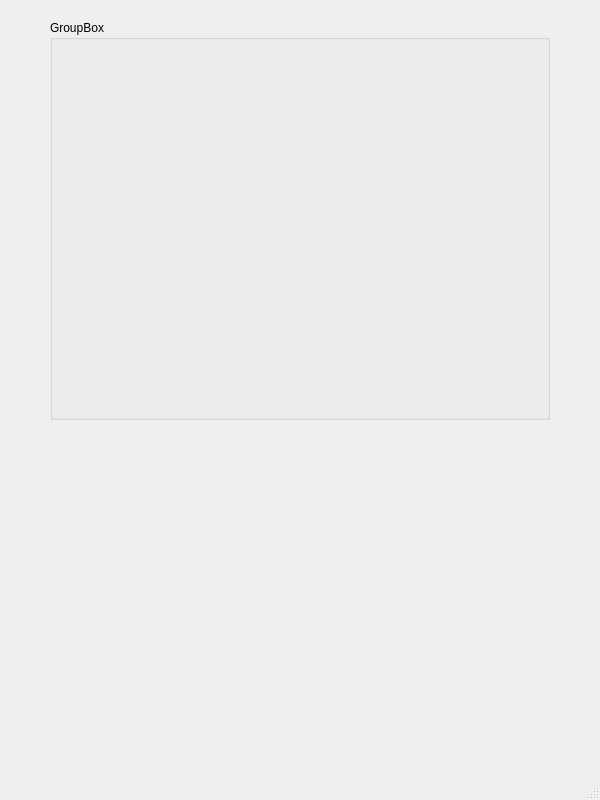
Qt form src/HammerHead/layouts/layoutMain.ui (Dani-Darko/Hammerhead) before a commit.
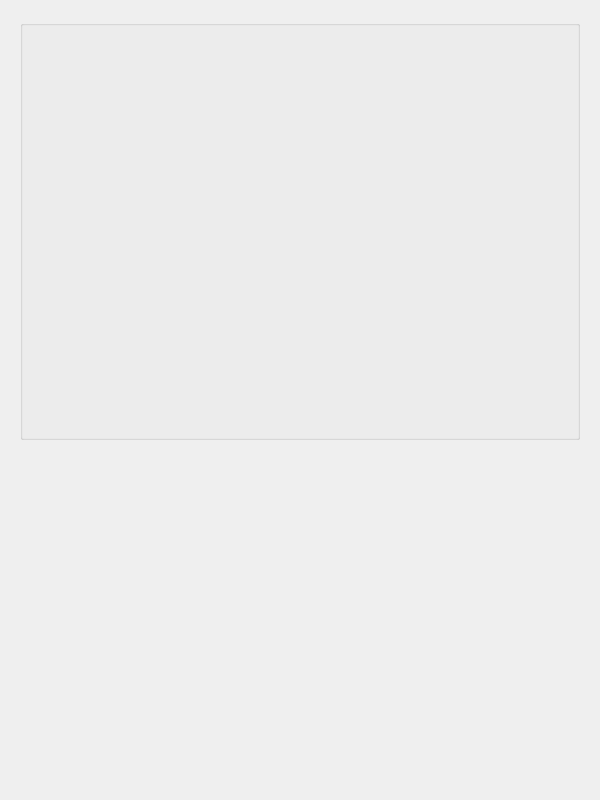
The same form after that commit.

Diff of the .ui file:
```diff
--- a/src/HammerHead/layouts/layoutMain.ui
+++ b/src/HammerHead/layouts/layoutMain.ui
@@ -23,8 +23,8 @@
    <widget class="QLabel" name="labelTestButton">
     <property name="geometry">
      <rect>
-      <x>100</x>
-      <y>450</y>
+      <x>20</x>
+      <y>460</y>
       <width>100</width>
       <height>115</height>
      </rect>
@@ -39,21 +39,21 @@
    <widget class="QGroupBox" name="groupBox">
     <property name="geometry">
      <rect>
-      <x>50</x>
+      <x>20</x>
       <y>20</y>
-      <width>500</width>
-      <height>400</height>
+      <width>560</width>
+      <height>420</height>
      </rect>
     </property>
     <property name="title">
-     <string>GroupBox</string>
+     <string/>
     </property>
    </widget>
    <widget class="QLabel" name="labelTestButton2">
     <property name="geometry">
      <rect>
-      <x>160</x>
-      <y>550</y>
+      <x>75</x>
+      <y>551</y>
       <width>100</width>
       <height>115</height>
      </rect>
@@ -66,17 +66,6 @@
     </property>
    </widget>
   </widget>
-  <widget class="QMenuBar" name="menubar">
-   <property name="geometry">
-    <rect>
-     <x>0</x>
-     <y>0</y>
-     <width>600</width>
-     <height>21</height>
-    </rect>
-   </property>
-  </widget>
-  <widget class="QStatusBar" name="statusbar"/>
  </widget>
  <resources/>
  <connections/>
```
Left out of the diff: 8 changed lines with no effect on the pictures.
